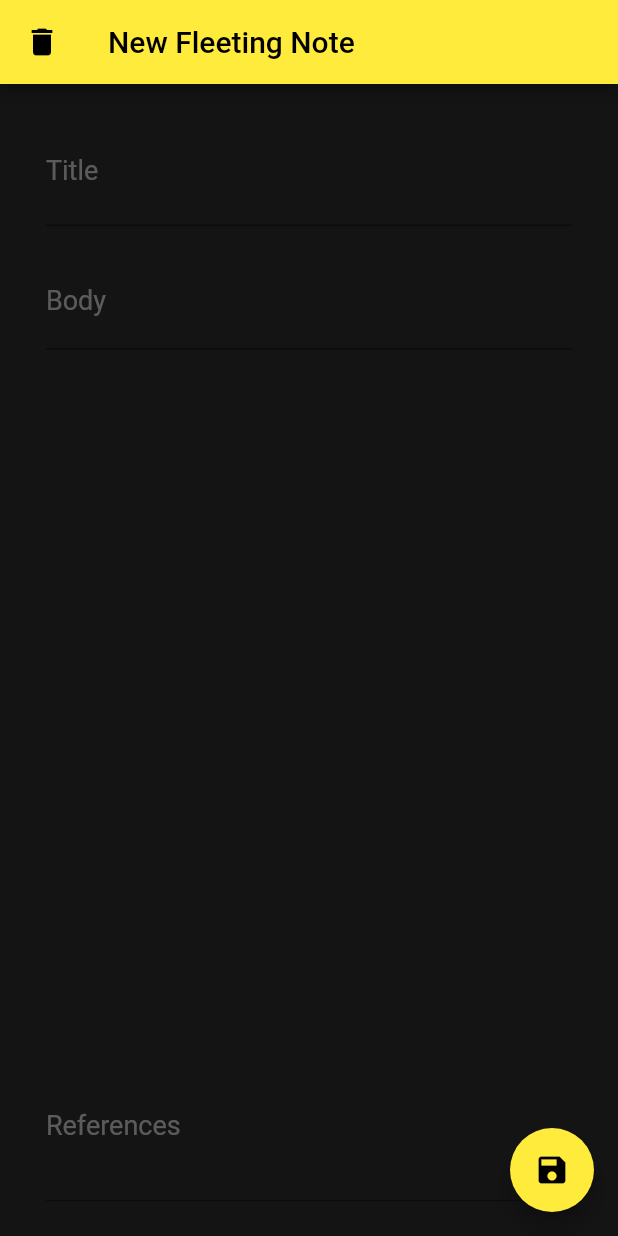
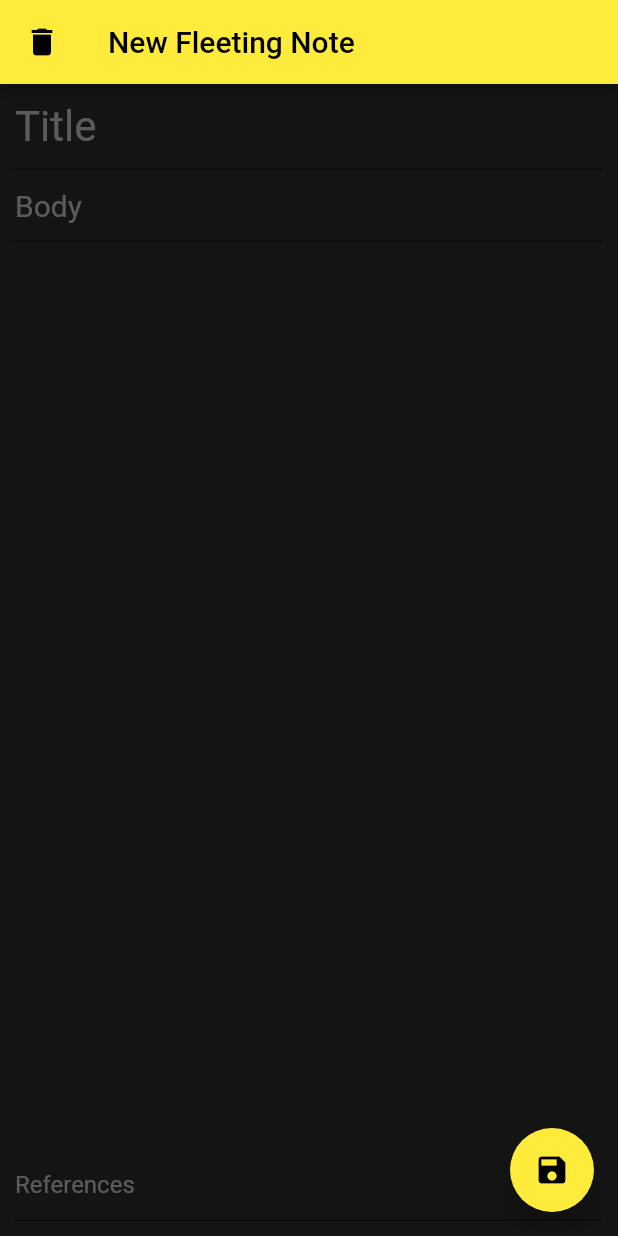
Before and after one commit to AlbinDalbert/simple-zettelkasten, a Flutter app: the screen it shows after launch, after a tap on the "add" icon, on a phone screen of 412 x 824 dp. Run offline on Flutter 3.47's test engine with Material 2 defaults, Android fonts, the light colour scheme and no system bars; our stand-ins replace flutter_highlight, graphql_flutter, lottie; missing offline and left inert: connectivity_plus_web.

Commit message:
Small changes and added variables from config in other .dart files

```diff
--- a/lib/Fleeting/writeFleeting.dart
+++ b/lib/Fleeting/writeFleeting.dart
@@ -23,7 +23,7 @@ class _NewFleetingState extends State<NewFleeting> {
             Navigator.pop(context);
           },
         ),
-        title: const Text('New Fleeting Note'),
+        title: const Text('New $fleetingName Note'),
       ),
       body: Center(
           child: Hero(
@@ -32,75 +32,48 @@ class _NewFleetingState extends State<NewFleeting> {
           MainBackground(),
           Center(
             child: Container(
-              decoration: BoxDecoration(
-                  //color: const Color.fromARGB(50, 0, 0, 0),
-                  ),
-              height: MediaQuery.of(context).size.height * 0.9,
-              width: MediaQuery.of(context).size.width * 0.9,
+              height: MediaQuery.of(context).size.height,
+              width: MediaQuery.of(context).size.width,
               child: Column(
                 children: [
                   Container(
-                      margin: const EdgeInsets.all(10),
+                      margin: const EdgeInsets.only(left: 10, right: 10),
                       child: TextFormField(
-                        //initialValue: 'Title',
                         decoration: const InputDecoration(
-                            labelStyle: TextStyle(
-                                fontSize: 18,
-                                color: Color.fromARGB(100, 200, 200, 200)),
-                            labelText: 'Title',
-                            //hintText: 'Title',
-                            hintStyle: TextStyle(
-                                color: Color.fromARGB(100, 225, 225, 0))),
+                            hintText: 'Title',
+                            hintStyle:
+                                TextStyle(color: secondaryContrastColor)),
                         style: const TextStyle(
                           color: Colors.yellow,
-                          fontSize: 26,
+                          fontSize: 28,
                         ),
                       )),
-                  // Container(
-                  //     margin: const EdgeInsets.all(10),
-                  //     child: TextFormField(
-                  //       decoration: const InputDecoration(
-                  //         labelStyle: TextStyle(
-                  //             fontSize: 14,
-                  //             color: Color.fromARGB(100, 200, 200, 200)),
-                  //         labelText: '#Tags',
-                  //       ),
-                  //       style: const TextStyle(
-                  //         color: Color.fromARGB(200, 255, 255, 0),
-                  //         fontSize: 16,
-                  //       ),
-                  //     )),
                   Expanded(
                     child: Container(
-                        margin: const EdgeInsets.all(10),
+                        margin: const EdgeInsets.only(left: 10, right: 10),
                         child: TextFormField(
-                          //initialValue: 'Title',
                           keyboardType: TextInputType.multiline,
                           maxLines: null,
                           decoration: const InputDecoration(
-                              labelStyle: TextStyle(
-                                  fontSize: 18,
-                                  color: Color.fromARGB(100, 200, 200, 200)),
-                              labelText: 'Body'),
+                              hintText: 'Body',
+                              hintStyle:
+                                  TextStyle(color: secondaryContrastColor)),
                           style: const TextStyle(
                             color: Color.fromARGB(255, 255, 255, 0),
-                            fontSize: 18,
+                            fontSize: 20,
                           ),
                         )),
                   ),
                   Container(
                       margin: const EdgeInsets.all(10),
                       child: TextFormField(
-                        //initialValue: 'Title',
                         keyboardType: TextInputType.multiline,
-                        minLines: 3,
-                        maxLines: 10,
+                        minLines: 1,
+                        maxLines: 6,
                         decoration: const InputDecoration(
-                          labelText: 'References',
-                          labelStyle: TextStyle(
-                              fontSize: 18,
-                              color: Color.fromARGB(100, 200, 200, 200)),
-                        ),
+                            hintText: 'References',
+                            hintStyle:
+                                TextStyle(color: secondaryContrastColor)),
                         style: const TextStyle(
                           color: Color.fromARGB(200, 255, 255, 0),
                           fontSize: 16,
--- a/lib/config.dart
+++ b/lib/config.dart
@@ -8,6 +8,9 @@ const secondaryContrastColor = Color.fromARGB(100, 200, 200, 200);
 
 // --- Strings --- //
 const appName = "Zettelkasten";
+const fleetingName = "Fleeting"; // this is the first folder
+const literatureName = "Literature"; // this is the second folder
+const permanentName = "Permanent"; // this is the third folder
 
 // --- Themes --- //
 var defaultTheme = ThemeData(
@@ -17,6 +20,8 @@ var defaultTheme = ThemeData(
 
 // --- Widgets --- //
 class MainBackground extends StatefulWidget {
+  const MainBackground({Key? key}) : super(key: key);
+
   @override
   _MainBackgroundState createState() => _MainBackgroundState();
 }
@@ -32,8 +37,11 @@ class _MainBackgroundState extends State<MainBackground> {
           begin: Alignment.topLeft,
           end: Alignment.bottomRight,
           colors: [
-            Color.fromARGB(255, 20, 20, 20),
-            Color.fromARGB(255, 20, 20, 20),
+            primaryContrastColor,
+            primaryContrastColor,
+            //secondaryContrastColor,
+            //Color.fromARGB(255, 20, 20, 20),
+            //Color.fromARGB(255, 20, 20, 20),
             // Color.fromARGB(255, 80, 50, 20),
           ],
         ),
--- a/lib/main.dart
+++ b/lib/main.dart
@@ -16,12 +16,12 @@ class MyApp extends StatelessWidget {
   @override
   Widget build(BuildContext context) {
     return MaterialApp(
-      title: 'Flutter Demo',
+      title: appName,
       theme: ThemeData(
         primarySwatch: Colors.yellow,
         visualDensity: VisualDensity.adaptivePlatformDensity,
       ),
-      home: const MyHomePage(title: 'Zettelkasten'),
+      home: const MyHomePage(title: appName),
     );
   }
 }
@@ -70,7 +70,7 @@ class _MyHomePageState extends State<MyHomePage> {
                             children: [
                               Container(
                                   margin: EdgeInsets.only(left: 20),
-                                  child: Text('Fleeting',
+                                  child: Text(fleetingName,
                                       style: TextStyle(
                                           fontSize: MediaQuery.of(context)
                                                   .size
@@ -124,7 +124,7 @@ class _MyHomePageState extends State<MyHomePage> {
                             children: [
                               Container(
                                   margin: EdgeInsets.only(left: 20),
-                                  child: Text('Literature',
+                                  child: Text(literatureName,
                                       style: TextStyle(
                                           fontSize: MediaQuery.of(context)
                                                   .size
@@ -179,7 +179,7 @@ class _MyHomePageState extends State<MyHomePage> {
                             children: [
                               Container(
                                   margin: EdgeInsets.only(left: 20),
-                                  child: Text('Permanent',
+                                  child: Text(permanentName,
                                       style: TextStyle(
                                           fontSize: MediaQuery.of(context)
                                                   .size
```
Also changed, not shown: 1 other file.
